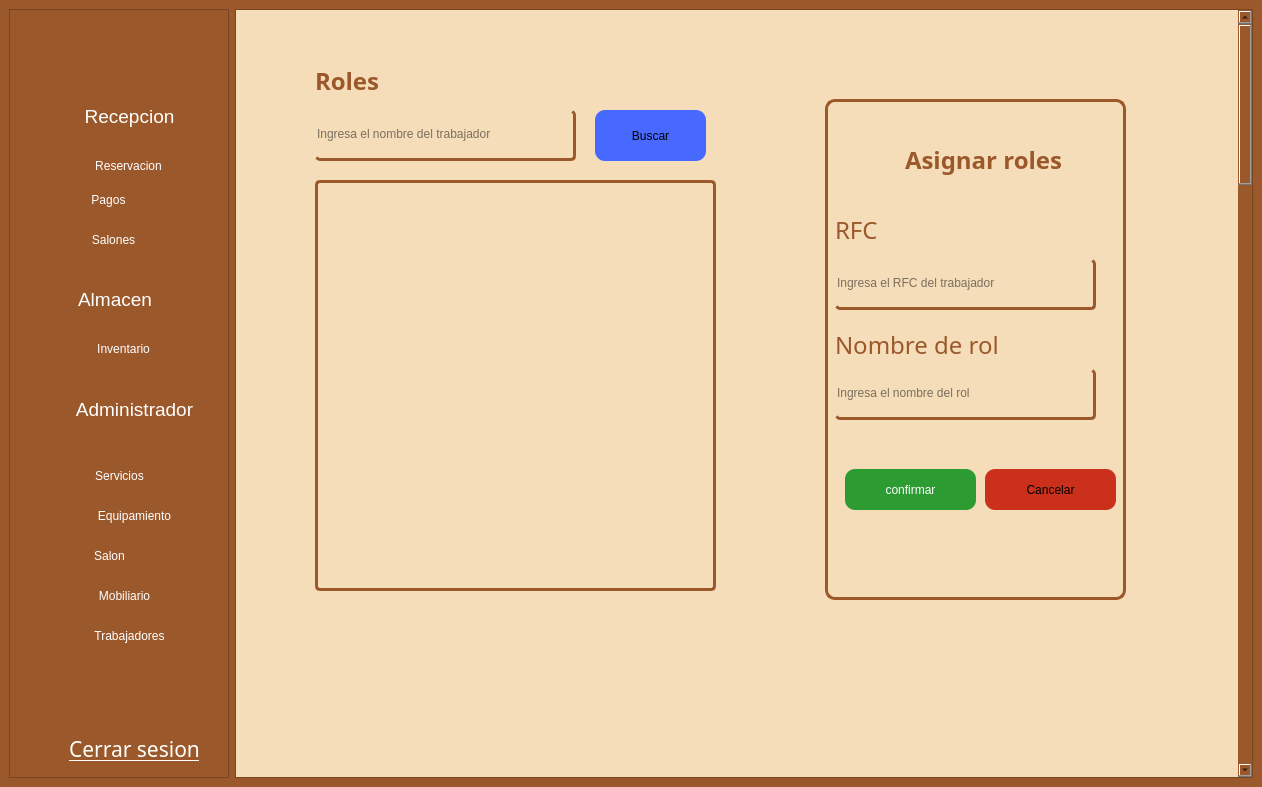
Qt form gui/admin_screen.ui (asp-laboratories/BookingRoom_Software) before a commit.
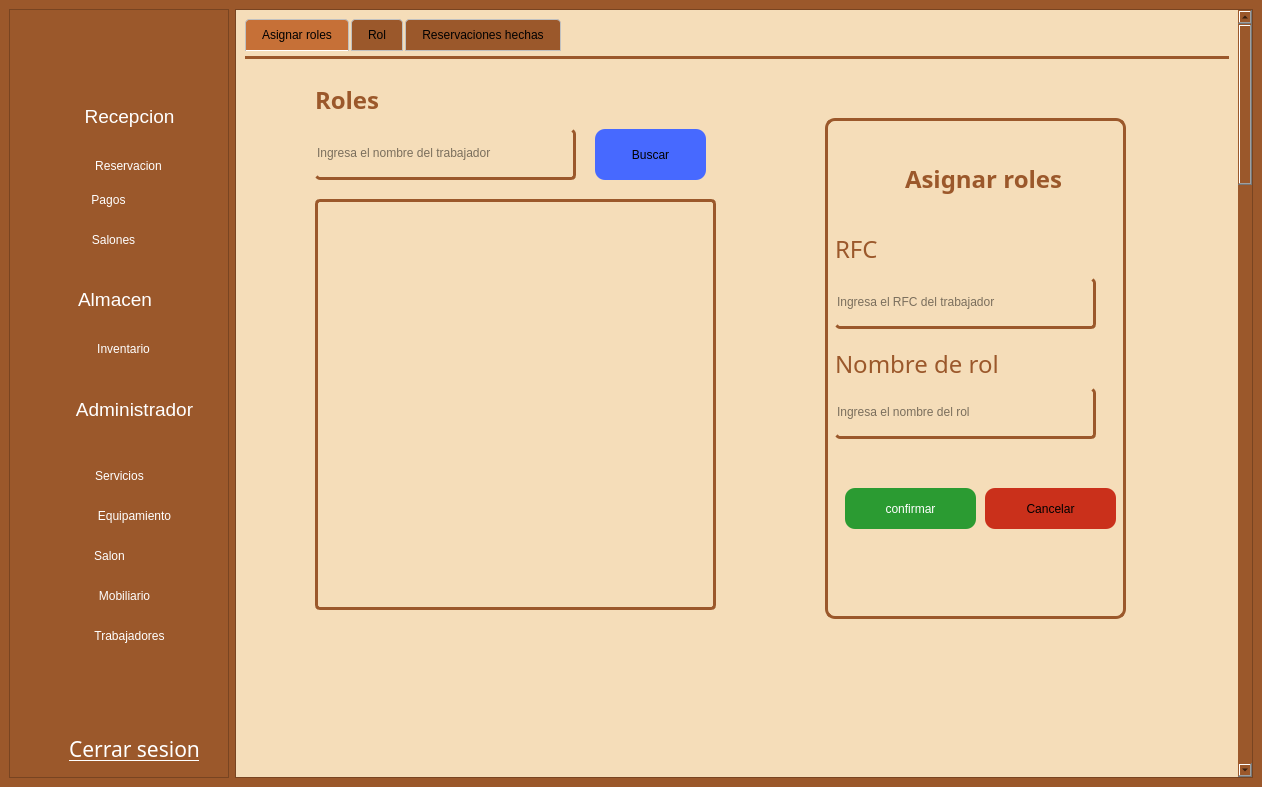
The same form after that commit. The open tabs and pages were chosen to show the change. Icons and pictures are not drawn.

Commit message: feat(gui): Implementacion de nuevas pestañas en las paginas

Diff of the .ui file:
```diff
--- a/gui/admin_screen.ui
+++ b/gui/admin_screen.ui
@@ -693,7 +693,7 @@
        <property name="geometry">
         <rect>
          <x>0</x>
-         <y>-405</y>
+         <y>0</y>
          <width>1031</width>
          <height>3500</height>
         </rect>
@@ -3977,6 +3977,52 @@
            </widget>
           </widget>
           <widget class="QWidget" name="paginaTrabajador">
+           <widget class="QTabWidget" name="tabWidget_8">
+            <property name="geometry">
+             <rect>
+              <x>0</x>
+              <y>0</y>
+              <width>1011</width>
+              <height>771</height>
+             </rect>
+            </property>
+            <property name="styleSheet">
+             <string notr="true">QTabWidget::pane {
+    border-top: 3px solid #9b582b;
+	color: rgb(155, 88, 43);
+    margin-top: 5px;
+}
+
+QTabWidget::tab-bar {
+    alignment: left;
+}
+
+QTabBar::tab {
+    background-color: #9b582b;
+	selection-color: rgb(155, 88, 43);
+    border: 1px solid #c0c0c0;
+    padding: 8px 16px;
+    margin-right: 2px;
+    border-top-left-radius: 4px;
+    border-top-right-radius: 4px;
+}
+
+QTabBar::tab:selected {
+    background-color: #c67037;
+    border-bottom-color: white;
+}
+
+QTabBar::tab:hover {
+    background-color: rgb(105, 60, 29);
+}</string>
+            </property>
+            <property name="currentIndex">
+             <number>2</number>
+            </property>
+            <widget class="QWidget" name="tab_12">
+             <attribute name="title">
+              <string>Asignar roles</string>
+             </attribute>
            <widget class="QTextEdit" name="atResultadoText">
             <property name="enabled">
              <bool>true</bool>
@@ -3984,7 +4030,7 @@
             <property name="geometry">
              <rect>
               <x>70</x>
-              <y>161</y>
+                <y>140</y>
               <width>401</width>
               <height>411</height>
              </rect>
@@ -4012,32 +4058,11 @@
              <bool>true</bool>
             </property>
            </widget>
-           <widget class="QPushButton" name="atBuscar">
-            <property name="geometry">
-             <rect>
-              <x>350</x>
-              <y>91</y>
-              <width>111</width>
-              <height>51</height>
-             </rect>
-            </property>
-            <property name="cursor">
-             <cursorShape>PointingHandCursor</cursorShape>
-            </property>
-            <property name="styleSheet">
-             <string notr="true">border: none;
-border-radius: 10px;
-background-color: rgb(71, 105, 255);</string>
-            </property>
-            <property name="text">
-             <string>Buscar</string>
-            </property>
-           </widget>
            <widget class="QLineEdit" name="atBuscador">
             <property name="geometry">
              <rect>
               <x>70</x>
-              <y>91</y>
+                <y>70</y>
               <width>261</width>
               <height>51</height>
              </rect>
@@ -4053,36 +4078,32 @@
              <string>Ingresa el nombre del trabajador</string>
             </property>
            </widget>
-           <widget class="QLabel" name="label_23">
+             <widget class="QPushButton" name="atBuscar">
             <property name="geometry">
              <rect>
-              <x>70</x>
-              <y>41</y>
-              <width>161</width>
-              <height>41</height>
-             </rect>
-            </property>
-            <property name="font">
-             <font>
-              <family>Adwaita Sans</family>
-              <pointsize>18</pointsize>
-              <bold>true</bold>
-             </font>
+                <x>350</x>
+                <y>70</y>
+                <width>111</width>
+                <height>51</height>
+               </rect>
+              </property>
+              <property name="cursor">
+               <cursorShape>PointingHandCursor</cursorShape>
             </property>
             <property name="styleSheet">
              <string notr="true">border: none;
-color: rgba(155, 88, 43, 1.0);
-</string>
+border-radius: 10px;
+background-color: rgb(71, 105, 255);</string>
             </property>
             <property name="text">
-             <string>Roles</string>
+               <string>Buscar</string>
             </property>
            </widget>
            <widget class="QFrame" name="frame">
             <property name="geometry">
              <rect>
               <x>580</x>
-              <y>80</y>
+                <y>59</y>
               <width>301</width>
               <height>501</height>
              </rect>
@@ -4259,6 +4280,43 @@
              </property>
             </widget>
            </widget>
+             <widget class="QLabel" name="label_23">
+              <property name="geometry">
+               <rect>
+                <x>70</x>
+                <y>20</y>
+                <width>161</width>
+                <height>41</height>
+               </rect>
+              </property>
+              <property name="font">
+               <font>
+                <family>Adwaita Sans</family>
+                <pointsize>18</pointsize>
+                <bold>true</bold>
+               </font>
+              </property>
+              <property name="styleSheet">
+               <string notr="true">border: none;
+color: rgba(155, 88, 43, 1.0);
+</string>
+              </property>
+              <property name="text">
+               <string>Roles</string>
+              </property>
+             </widget>
+            </widget>
+            <widget class="QWidget" name="tab_13">
+             <attribute name="title">
+              <string>Rol</string>
+             </attribute>
+            </widget>
+            <widget class="QWidget" name="tab_18">
+             <attribute name="title">
+              <string>Reservaciones hechas</string>
+             </attribute>
+            </widget>
+           </widget>
           </widget>
           <widget class="QWidget" name="paginaReservacion">
            <widget class="QTabWidget" name="tabWidget_6">
```
Left out of the diff: 21 changed lines with no effect on the pictures. Lines whose indentation alone changed are shown as unchanged.
